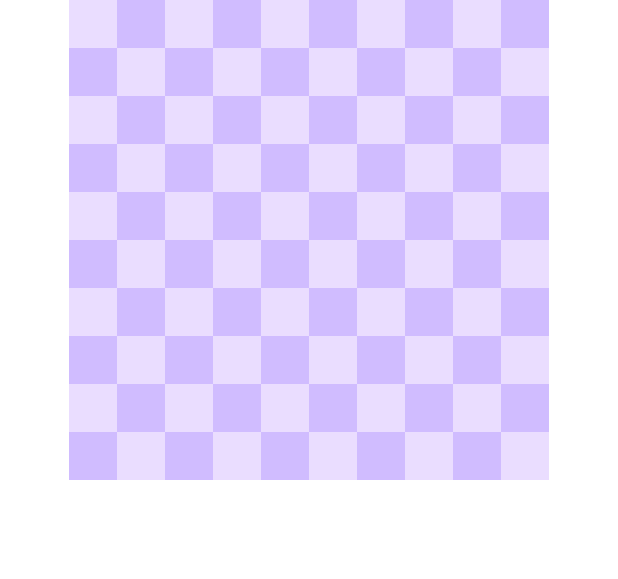
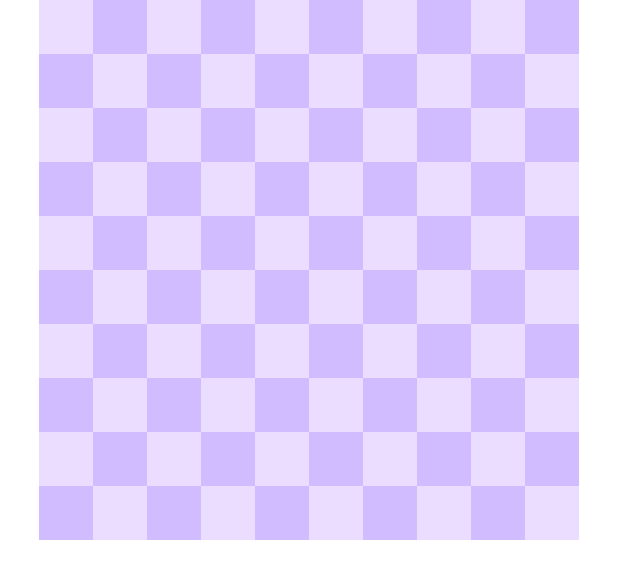
Before and after one commit to GregKluska/minesweeper-compose, an Android app built with Jetpack Compose: the @Preview function BoardPreview, on a phone screen of 412 x 824 dp. Shown: the top 579 px of the screen. Run offline under Robolectric (Android 15) with nearby library versions, the phone set to English and light mode, and no system bars.

Commit message:
Center the board

```diff
--- a/app/src/main/java/com/gregkluska/minesweeper/ui/component/Board.kt
+++ b/app/src/main/java/com/gregkluska/minesweeper/ui/component/Board.kt
@@ -13,6 +13,7 @@ import androidx.compose.material3.MaterialTheme
 import androidx.compose.runtime.Composable
 import androidx.compose.runtime.mutableStateOf
 import androidx.compose.runtime.remember
+import androidx.compose.ui.Alignment
 import androidx.compose.ui.Modifier
 import androidx.compose.ui.geometry.Offset
 import androidx.compose.ui.geometry.Size
@@ -47,12 +48,13 @@ fun Board(
     BoxWithConstraints(
         modifier = Modifier
             .fillMaxWidth()
-            .then(modifier)
+            .then(modifier),
+        contentAlignment = Alignment.TopCenter
     ) {
         val rows = fields.size.toFloat()
         val cols = fields[0].size.toFloat()
 
-        val fieldSize: Float = with(LocalDensity.current) { 32.dp.toPx() }
+        val fieldSize: Float = with(LocalDensity.current) { 36.dp.toPx() }
 
         val boardWidth = fieldSize * cols
         val boardWidthDp = with(LocalDensity.current) { (fieldSize * cols).toDp() }
@@ -61,18 +63,7 @@ fun Board(
 
         val scale = remember { mutableStateOf(1f) } // Disabled for now.
 
-        // Center the board if fieldSize * fields[0].size < screen size
-        val center = boardWidth < constraints.maxWidth
-        val initialOffset = (constraints.maxWidth - boardWidth) / 2
-        val moveOffset = remember {
-            mutableStateOf(
-                if (center) {
-                    Offset(initialOffset, 0f)
-                } else {
-                    Offset.Zero
-                }
-            )
-        }
+        val moveOffset = remember { mutableStateOf(Offset.Zero) }
 
         val transformableState = rememberTransformableState { zoomChange, offsetChange, _ ->
             // scaled board width (if zoom is enabled)
@@ -100,19 +91,13 @@ fun Board(
             )
         }
 
-        val transformableModifier = if (center) {
-            Modifier
-        } else {
-            Modifier.transformable(transformableState)
-        }
-
         Canvas(
             modifier = Modifier
                 .size(
                     width = boardWidthDp,
                     height = boardHeightDp
                 )
-                .then(transformableModifier)
+                .transformable(transformableState)
                 .pointerInput(Unit) {
                     detectTapGestures(
                         onTap = { offset ->
@@ -178,8 +163,8 @@ fun Board(
 
                     val outlineSize = 4
 
-                    val ow = if(c == 0) outlineSize else 0
-                    val oh = if(r == 0) outlineSize else 0
+                    val ow = if (c == 0) outlineSize else 0
+                    val oh = if (r == 0) outlineSize else 0
 
                     // This is to not draw outline at right and bottom sides
                     val sw = if (c + 1 == fields[0].size) outlineSize / 2 else outlineSize
```
